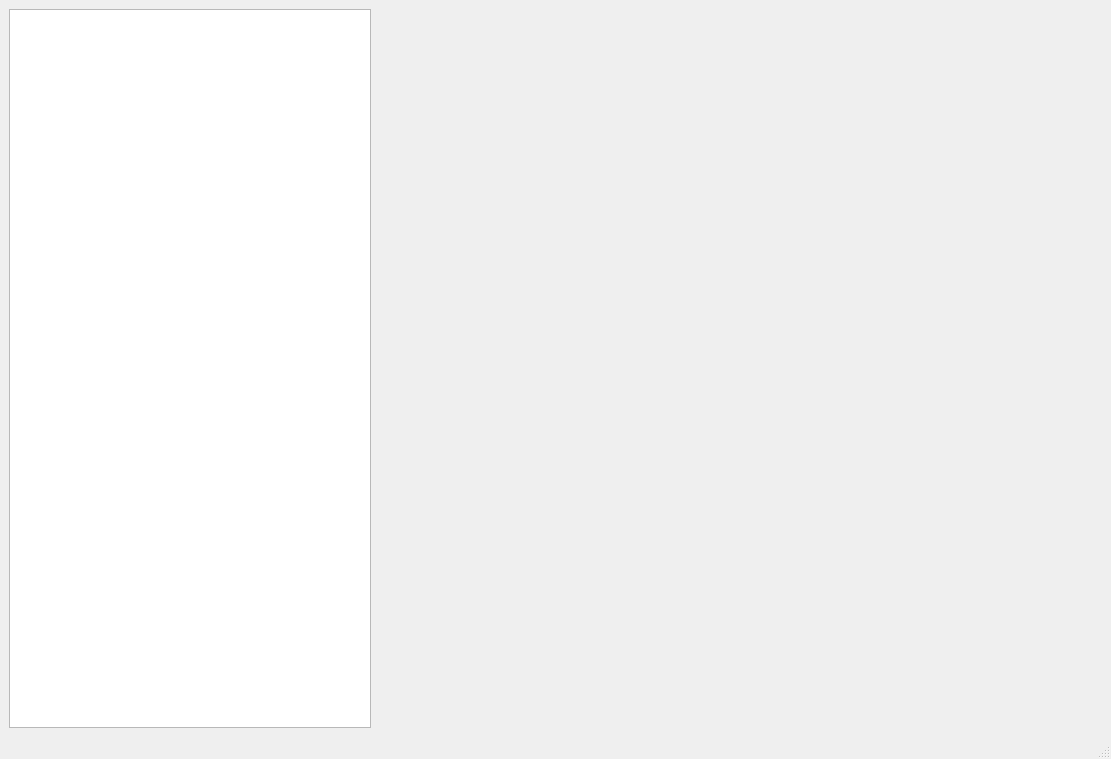
This is ltm.ui in rejuce/LikeTaskManager as Qt 5 draws it before an edit. The edited form follows.
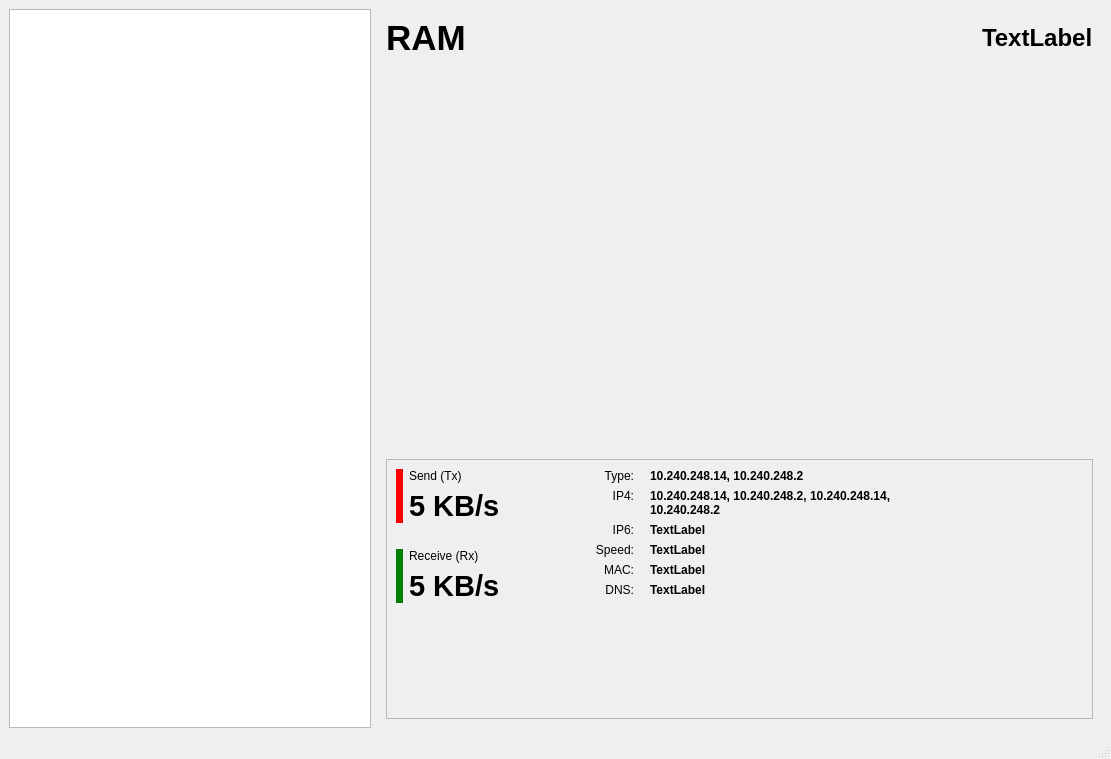
This is the edited form. The open tabs and pages were chosen to show the change. Custom widgets are drawn as their Qt base class.

```diff
--- a/ltm.ui
+++ b/ltm.ui
@@ -83,7 +83,473 @@
         </item>
        </layout>
       </widget>
-      <widget class="QWidget" name="page_2"/>
+      <widget class="QWidget" name="page_2">
+       <layout class="QVBoxLayout" name="verticalLayout_3">
+        <item>
+         <layout class="QHBoxLayout" name="horizontalLayout_5">
+          <item>
+           <widget class="QLabel" name="label_23">
+            <property name="sizePolicy">
+             <sizepolicy hsizetype="Preferred" vsizetype="Preferred">
+              <horstretch>2</horstretch>
+              <verstretch>0</verstretch>
+             </sizepolicy>
+            </property>
+            <property name="font">
+             <font>
+              <pointsize>26</pointsize>
+              <weight>75</weight>
+              <bold>true</bold>
+             </font>
+            </property>
+            <property name="text">
+             <string>RAM</string>
+            </property>
+            <property name="alignment">
+             <set>Qt::AlignLeading|Qt::AlignLeft|Qt::AlignVCenter</set>
+            </property>
+           </widget>
+          </item>
+          <item>
+           <widget class="QLabel" name="labNetName_2">
+            <property name="font">
+             <font>
+              <pointsize>18</pointsize>
+              <weight>75</weight>
+              <bold>true</bold>
+             </font>
+            </property>
+            <property name="text">
+             <string>TextLabel</string>
+            </property>
+            <property name="alignment">
+             <set>Qt::AlignLeading|Qt::AlignLeft|Qt::AlignVCenter</set>
+            </property>
+            <property name="indent">
+             <number>-1</number>
+            </property>
+           </widget>
+          </item>
+         </layout>
+        </item>
+        <item>
+         <widget class="QwtPlot" name="plotRam" native="true">
+          <property name="sizePolicy">
+           <sizepolicy hsizetype="Preferred" vsizetype="Preferred">
+            <horstretch>0</horstretch>
+            <verstretch>3</verstretch>
+           </sizepolicy>
+          </property>
+         </widget>
+        </item>
+        <item>
+         <widget class="QFrame" name="frame_2">
+          <property name="sizePolicy">
+           <sizepolicy hsizetype="Preferred" vsizetype="Preferred">
+            <horstretch>0</horstretch>
+            <verstretch>2</verstretch>
+           </sizepolicy>
+          </property>
+          <property name="styleSheet">
+           <string notr="true">border-color: rgba(191, 64, 64, 0);</string>
+          </property>
+          <property name="frameShape">
+           <enum>QFrame::StyledPanel</enum>
+          </property>
+          <property name="frameShadow">
+           <enum>QFrame::Raised</enum>
+          </property>
+          <layout class="QHBoxLayout" name="horizontalLayout_4">
+           <item>
+            <layout class="QGridLayout" name="gridLayout_3">
+             <item row="2" column="1">
+              <spacer name="verticalSpacer_4">
+               <property name="sizePolicy">
+                <sizepolicy hsizetype="Minimum" vsizetype="Fixed">
+                 <horstretch>0</horstretch>
+                 <verstretch>0</verstretch>
+                </sizepolicy>
+               </property>
+               <property name="orientation">
+                <enum>Qt::Vertical</enum>
+               </property>
+               <property name="sizeType">
+                <enum>QSizePolicy::Fixed</enum>
+               </property>
+               <property name="sizeHint" stdset="0">
+                <size>
+                 <width>5</width>
+                 <height>20</height>
+                </size>
+               </property>
+              </spacer>
+             </item>
+             <item row="0" column="1">
+              <widget class="QLabel" name="label_8">
+               <property name="sizePolicy">
+                <sizepolicy hsizetype="Preferred" vsizetype="Preferred">
+                 <horstretch>20</horstretch>
+                 <verstretch>0</verstretch>
+                </sizepolicy>
+               </property>
+               <property name="text">
+                <string>Send (Tx)</string>
+               </property>
+               <property name="indent">
+                <number>0</number>
+               </property>
+              </widget>
+             </item>
+             <item row="1" column="1">
+              <widget class="QLabel" name="labSendKbs_2">
+               <property name="sizePolicy">
+                <sizepolicy hsizetype="Preferred" vsizetype="Preferred">
+                 <horstretch>20</horstretch>
+                 <verstretch>0</verstretch>
+                </sizepolicy>
+               </property>
+               <property name="font">
+                <font>
+                 <pointsize>22</pointsize>
+                 <weight>75</weight>
+                 <bold>true</bold>
+                </font>
+               </property>
+               <property name="text">
+                <string>5 KB/s</string>
+               </property>
+               <property name="indent">
+                <number>0</number>
+               </property>
+              </widget>
+             </item>
+             <item row="3" column="1">
+              <widget class="QLabel" name="label_14">
+               <property name="sizePolicy">
+                <sizepolicy hsizetype="Preferred" vsizetype="Preferred">
+                 <horstretch>20</horstretch>
+                 <verstretch>0</verstretch>
+                </sizepolicy>
+               </property>
+               <property name="text">
+                <string>Receive (Rx)</string>
+               </property>
+               <property name="indent">
+                <number>0</number>
+               </property>
+              </widget>
+             </item>
+             <item row="3" column="0" rowspan="2">
+              <widget class="QLabel" name="label_15">
+               <property name="sizePolicy">
+                <sizepolicy hsizetype="Fixed" vsizetype="Preferred">
+                 <horstretch>1</horstretch>
+                 <verstretch>0</verstretch>
+                </sizepolicy>
+               </property>
+               <property name="styleSheet">
+                <string notr="true">background-color: green;</string>
+               </property>
+               <property name="text">
+                <string/>
+               </property>
+              </widget>
+             </item>
+             <item row="4" column="1">
+              <widget class="QLabel" name="labRecKbs_2">
+               <property name="sizePolicy">
+                <sizepolicy hsizetype="Preferred" vsizetype="Preferred">
+                 <horstretch>20</horstretch>
+                 <verstretch>0</verstretch>
+                </sizepolicy>
+               </property>
+               <property name="font">
+                <font>
+                 <pointsize>22</pointsize>
+                 <weight>75</weight>
+                 <bold>true</bold>
+                </font>
+               </property>
+               <property name="text">
+                <string>5 KB/s</string>
+               </property>
+               <property name="indent">
+                <number>0</number>
+               </property>
+              </widget>
+             </item>
+             <item row="0" column="0" rowspan="2">
+              <widget class="QLabel" name="label_16">
+               <property name="sizePolicy">
+                <sizepolicy hsizetype="Preferred" vsizetype="Preferred">
+                 <horstretch>1</horstretch>
+                 <verstretch>0</verstretch>
+                </sizepolicy>
+               </property>
+               <property name="styleSheet">
+                <string notr="true">background-color: red;</string>
+               </property>
+               <property name="text">
+                <string/>
+               </property>
+              </widget>
+             </item>
+             <item row="5" column="1">
+              <spacer name="verticalSpacer_5">
+               <property name="orientation">
+                <enum>Qt::Vertical</enum>
+               </property>
+               <property name="sizeHint" stdset="0">
+                <size>
+                 <width>20</width>
+                 <height>40</height>
+                </size>
+               </property>
+              </spacer>
+             </item>
+            </layout>
+           </item>
+           <item>
+            <spacer name="horizontalSpacer_5">
+             <property name="orientation">
+              <enum>Qt::Horizontal</enum>
+             </property>
+             <property name="sizeType">
+              <enum>QSizePolicy::Fixed</enum>
+             </property>
+             <property name="sizeHint" stdset="0">
+              <size>
+               <width>60</width>
+               <height>20</height>
+              </size>
+             </property>
+            </spacer>
+           </item>
+           <item>
+            <layout class="QGridLayout" name="gridLayout_4">
+             <property name="sizeConstraint">
+              <enum>QLayout::SetDefaultConstraint</enum>
+             </property>
+             <item row="6" column="0">
+              <spacer name="verticalSpacer_6">
+               <property name="orientation">
+                <enum>Qt::Vertical</enum>
+               </property>
+               <property name="sizeHint" stdset="0">
+                <size>
+                 <width>20</width>
+                 <height>40</height>
+                </size>
+               </property>
+              </spacer>
+             </item>
+             <item row="2" column="0">
+              <widget class="QLabel" name="label_17">
+               <property name="text">
+                <string>IP6:</string>
+               </property>
+               <property name="alignment">
+                <set>Qt::AlignRight|Qt::AlignTop|Qt::AlignTrailing</set>
+               </property>
+              </widget>
+             </item>
+             <item row="3" column="2">
+              <widget class="QLabel" name="labNetwSpeed_2">
+               <property name="font">
+                <font>
+                 <weight>75</weight>
+                 <bold>true</bold>
+                </font>
+               </property>
+               <property name="text">
+                <string>TextLabel</string>
+               </property>
+               <property name="wordWrap">
+                <bool>true</bool>
+               </property>
+              </widget>
+             </item>
+             <item row="0" column="0">
+              <widget class="QLabel" name="label_18">
+               <property name="text">
+                <string>Type:</string>
+               </property>
+               <property name="alignment">
+                <set>Qt::AlignRight|Qt::AlignTop|Qt::AlignTrailing</set>
+               </property>
+              </widget>
+             </item>
+             <item row="0" column="2">
+              <widget class="QLabel" name="labNetwType_2">
+               <property name="font">
+                <font>
+                 <weight>75</weight>
+                 <bold>true</bold>
+                </font>
+               </property>
+               <property name="text">
+                <string>10.240.248.14, 10.240.248.2</string>
+               </property>
+               <property name="alignment">
+                <set>Qt::AlignLeading|Qt::AlignLeft|Qt::AlignTop</set>
+               </property>
+               <property name="wordWrap">
+                <bool>true</bool>
+               </property>
+              </widget>
+             </item>
+             <item row="3" column="0">
+              <widget class="QLabel" name="label_19">
+               <property name="text">
+                <string>Speed:</string>
+               </property>
+               <property name="alignment">
+                <set>Qt::AlignRight|Qt::AlignTop|Qt::AlignTrailing</set>
+               </property>
+              </widget>
+             </item>
+             <item row="1" column="1">
+              <spacer name="horizontalSpacer_6">
+               <property name="orientation">
+                <enum>Qt::Horizontal</enum>
+               </property>
+               <property name="sizeType">
+                <enum>QSizePolicy::Fixed</enum>
+               </property>
+               <property name="sizeHint" stdset="0">
+                <size>
+                 <width>10</width>
+                 <height>20</height>
+                </size>
+               </property>
+              </spacer>
+             </item>
+             <item row="1" column="0">
+              <widget class="QLabel" name="label_20">
+               <property name="text">
+                <string>IP4:</string>
+               </property>
+               <property name="alignment">
+                <set>Qt::AlignRight|Qt::AlignTop|Qt::AlignTrailing</set>
+               </property>
+              </widget>
+             </item>
+             <item row="1" column="2">
+              <widget class="QLabel" name="labNetwIp4_2">
+               <property name="font">
+                <font>
+                 <weight>75</weight>
+                 <bold>true</bold>
+                </font>
+               </property>
+               <property name="text">
+                <string>10.240.248.14, 10.240.248.2, 10.240.248.14, 10.240.248.2</string>
+               </property>
+               <property name="alignment">
+                <set>Qt::AlignLeading|Qt::AlignLeft|Qt::AlignTop</set>
+               </property>
+               <property name="wordWrap">
+                <bool>true</bool>
+               </property>
+              </widget>
+             </item>
+             <item row="2" column="2">
+              <widget class="QLabel" name="labNetwIp6_2">
+               <property name="minimumSize">
+                <size>
+                 <width>300</width>
+                 <height>0</height>
+                </size>
+               </property>
+               <property name="font">
+                <font>
+                 <weight>75</weight>
+                 <bold>true</bold>
+                </font>
+               </property>
+               <property name="text">
+                <string>TextLabel</string>
+               </property>
+               <property name="alignment">
+                <set>Qt::AlignLeading|Qt::AlignLeft|Qt::AlignTop</set>
+               </property>
+               <property name="wordWrap">
+                <bool>true</bool>
+               </property>
+              </widget>
+             </item>
+             <item row="4" column="0">
+              <widget class="QLabel" name="label_21">
+               <property name="text">
+                <string>MAC:</string>
+               </property>
+               <property name="alignment">
+                <set>Qt::AlignRight|Qt::AlignTop|Qt::AlignTrailing</set>
+               </property>
+              </widget>
+             </item>
+             <item row="4" column="2">
+              <widget class="QLabel" name="labNetwMac_2">
+               <property name="font">
+                <font>
+                 <weight>75</weight>
+                 <bold>true</bold>
+                </font>
+               </property>
+               <property name="text">
+                <string>TextLabel</string>
+               </property>
+               <property name="wordWrap">
+                <bool>true</bool>
+               </property>
+              </widget>
+             </item>
+             <item row="5" column="0">
+              <widget class="QLabel" name="label_22">
+               <property name="text">
+                <string>DNS:</string>
+               </property>
+               <property name="alignment">
+                <set>Qt::AlignRight|Qt::AlignTop|Qt::AlignTrailing</set>
+               </property>
+              </widget>
+             </item>
+             <item row="5" column="2">
+              <widget class="QLabel" name="labNetwDNS_2">
+               <property name="font">
+                <font>
+                 <weight>75</weight>
+                 <bold>true</bold>
+                </font>
+               </property>
+               <property name="text">
+                <string>TextLabel</string>
+               </property>
+               <property name="wordWrap">
+                <bool>true</bool>
+               </property>
+              </widget>
+             </item>
+            </layout>
+           </item>
+           <item>
+            <spacer name="horizontalSpacer_7">
+             <property name="orientation">
+              <enum>Qt::Horizontal</enum>
+             </property>
+             <property name="sizeHint" stdset="0">
+              <size>
+               <width>60</width>
+               <height>20</height>
+              </size>
+             </property>
+            </spacer>
+           </item>
+          </layout>
+         </widget>
+        </item>
+       </layout>
+      </widget>
       <widget class="QWidget" name="page_3"/>
       <widget class="QWidget" name="page_4">
        <layout class="QVBoxLayout" name="verticalLayout_2">
```
Left out of the diff: 2 changed lines with no effect on the pictures.
